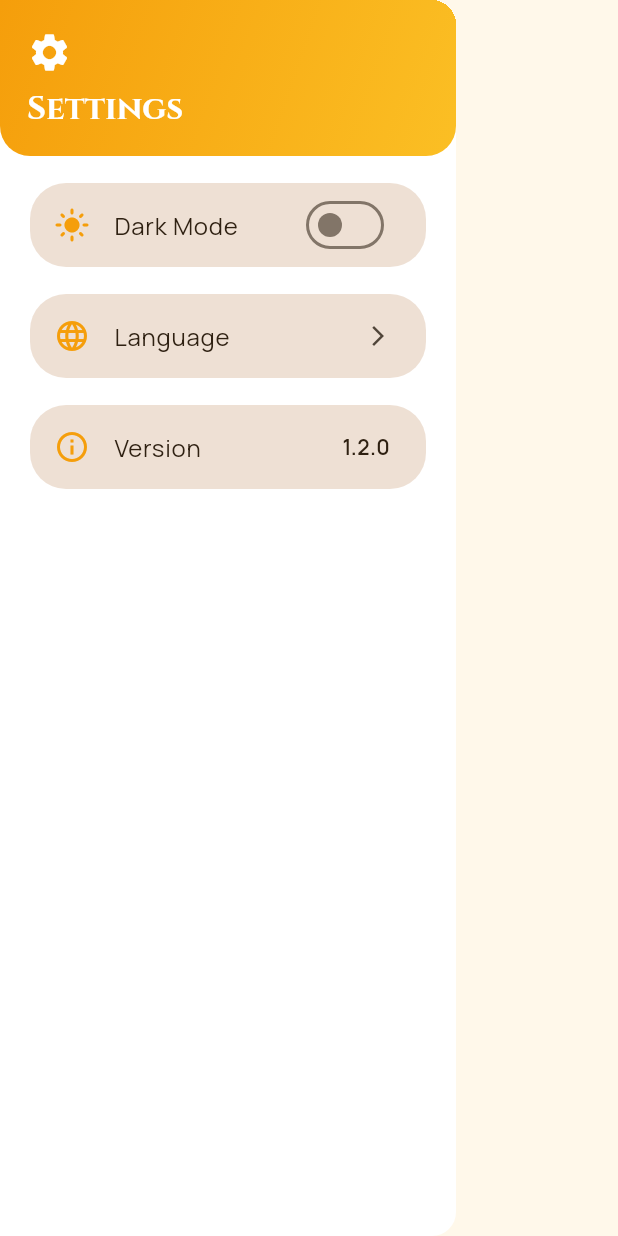
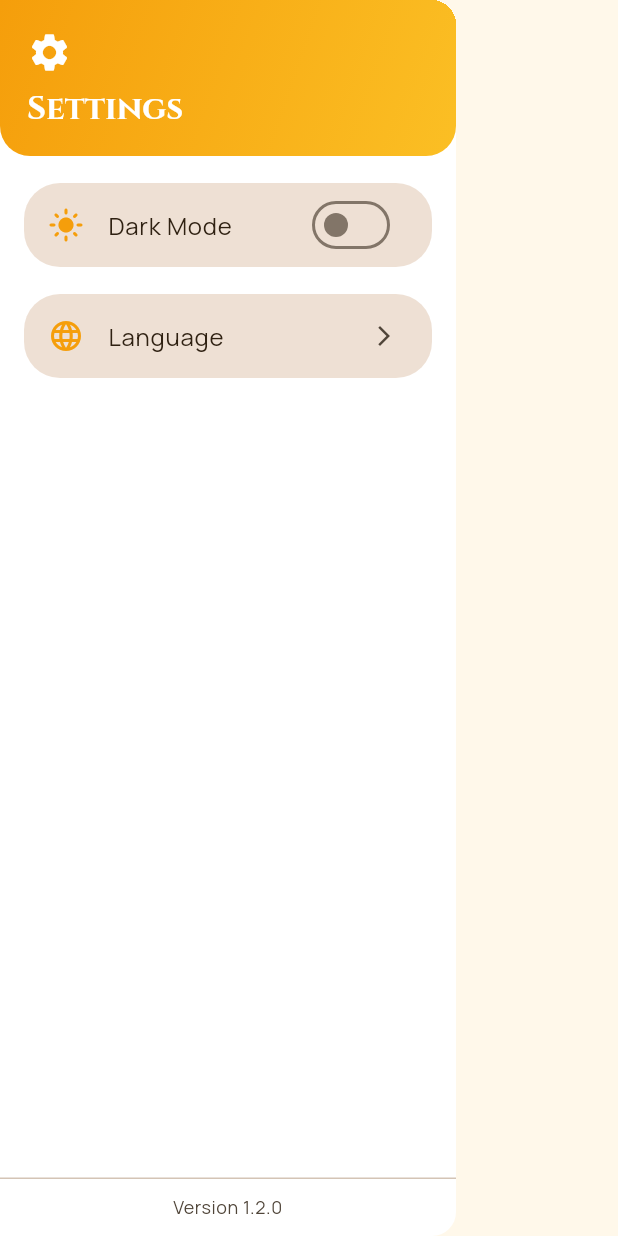
Before and after one commit to Dr-Usman/Gold-Weight-Converter, a Flutter app: the AppDrawer widget shown alone on an empty page, opened directly, on a phone screen of 412 x 824 dp. Run offline on Flutter 3.47's test engine with Material 3 defaults, Android fonts, the phone set to English and light mode, and no system bars; our stand-ins replace flutter_riverpod, google_fonts, package_info_plus, shared_preferences; accounts and stored records are empty.

```diff
--- a/lib/widgets/app_drawer.dart
+++ b/lib/widgets/app_drawer.dart
@@ -23,6 +23,10 @@ class AppDrawer extends ConsumerWidget {
     return Drawer(
       backgroundColor: scheme.surface,
       child: SafeArea(
+        child: Column(
+          crossAxisAlignment: CrossAxisAlignment.stretch,
+          children: [
+            Expanded(
               child: SingleChildScrollView(
                 child: Column(
                   crossAxisAlignment: CrossAxisAlignment.stretch,
@@ -45,11 +49,16 @@ class AppDrawer extends ConsumerWidget {
                       child: Column(
                         crossAxisAlignment: CrossAxisAlignment.start,
                         children: [
-                    const Icon(Icons.settings, color: Colors.white, size: 30),
+                          const Icon(
+                            Icons.settings,
+                            color: Colors.white,
+                            size: 30,
+                          ),
                           const SizedBox(height: 8),
                           Text(
                             l10n.settingsTitle,
-                      style: Theme.of(context).textTheme.titleLarge?.copyWith(
+                            style: Theme.of(context).textTheme.titleLarge
+                                ?.copyWith(
                                   color: Colors.white,
                                   fontWeight: FontWeight.bold,
                                 ),
@@ -61,12 +70,14 @@ class AppDrawer extends ConsumerWidget {
 
                     // Theme Section
                     Padding(
-                padding: const EdgeInsets.symmetric(horizontal: 16),
+                      padding: const EdgeInsets.symmetric(horizontal: 12),
                       child: Card(
                         color: scheme.surfaceContainerHighest,
                         child: SwitchListTile.adaptive(
                           secondary: Icon(
-                      darkModeEnabled ? Icons.dark_mode : Icons.light_mode,
+                            darkModeEnabled
+                                ? Icons.dark_mode
+                                : Icons.light_mode,
                             color: scheme.primary,
                           ),
                           title: Text(l10n.darkModeLabel),
@@ -87,13 +98,16 @@ class AppDrawer extends ConsumerWidget {
 
                     // Language Section
                     Padding(
-                padding: const EdgeInsets.symmetric(horizontal: 16),
+                      padding: const EdgeInsets.symmetric(horizontal: 12),
                       child: Card(
                         color: scheme.surfaceContainerHighest,
                         child: ListTile(
                           leading: Icon(Icons.language, color: scheme.primary),
                           title: Text(l10n.settingsLanguageLabel),
-                    trailing: const Icon(Icons.arrow_forward_ios, size: 16),
+                          trailing: const Icon(
+                            Icons.arrow_forward_ios,
+                            size: 16,
+                          ),
                           onTap: () {
                             showModalBottomSheet(
                               context: context,
@@ -109,42 +123,39 @@ class AppDrawer extends ConsumerWidget {
                         ),
                       ),
                     ),
-              const SizedBox(height: 10),
-
-              // About Section
-              Padding(
-                padding: const EdgeInsets.symmetric(horizontal: 16),
-                child: Card(
-                  color: scheme.surfaceContainerHighest,
-                  child: ListTile(
-                    leading: Icon(Icons.info_outline, color: scheme.primary),
-                    title: Text(l10n.aboutVersion),
-                    trailing: versionAsync.when(
-                      data: (version) => Text(
-                        version,
-                        style: Theme.of(context).textTheme.bodyMedium?.copyWith(
-                          color: scheme.onSurface,
-                          fontWeight: FontWeight.w600,
+                    const SizedBox(height: 16),
+                  ],
                 ),
               ),
-                      loading: () => const SizedBox(
-                        width: 18,
-                        height: 18,
-                        child: CircularProgressIndicator(strokeWidth: 2),
             ),
-                      error: (_, stackTrace) => Text(
-                        l10n.unknownLabel,
-                        style: Theme.of(context).textTheme.bodyMedium?.copyWith(
-                          color: scheme.onSurface,
+            const Divider(height: 1),
+            Padding(
+              padding: const EdgeInsets.fromLTRB(16, 10, 16, 12),
+              child: versionAsync.when(
+                data: (version) => Text(
+                  '${l10n.aboutVersion} $version',
+                  textAlign: TextAlign.center,
+                  style: Theme.of(context).textTheme.bodySmall?.copyWith(
+                    color: scheme.onSurfaceVariant,
+                  ),
+                ),
+                loading: () => Text(
+                  '${l10n.aboutVersion} ...',
+                  textAlign: TextAlign.center,
+                  style: Theme.of(context).textTheme.bodySmall?.copyWith(
+                    color: scheme.onSurfaceVariant,
+                  ),
+                ),
+                error: (_, _) => Text(
+                  '${l10n.aboutVersion} ${l10n.unknownLabel}',
+                  textAlign: TextAlign.center,
+                  style: Theme.of(context).textTheme.bodySmall?.copyWith(
+                    color: scheme.onSurfaceVariant,
                   ),
                 ),
               ),
             ),
-                ),
-              ),
-              const SizedBox(height: 24),
           ],
-          ),
         ),
       ),
     );
```
Lines whose indentation alone changed are shown as unchanged.
